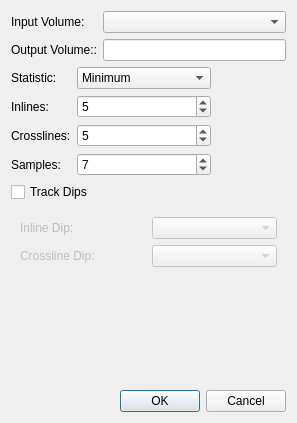
fsoos74/su, file ProzessUI/volumestatisticsdialog.ui: the form before one commit.
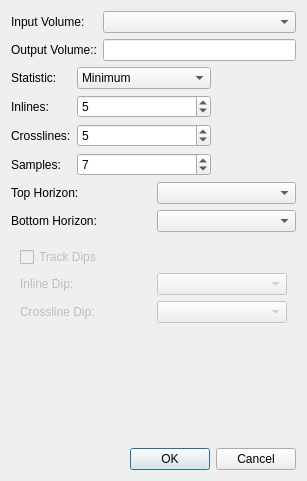
The form after the commit. Icons and pictures are not drawn.

Commit message: volume statistics process uses top/bottom horizon window

```diff
--- a/ProzessUI/volumestatisticsdialog.ui
+++ b/ProzessUI/volumestatisticsdialog.ui
@@ -6,8 +6,8 @@
    <rect>
     <x>0</x>
     <y>0</y>
-    <width>297</width>
-    <height>423</height>
+    <width>307</width>
+    <height>481</height>
    </rect>
   </property>
   <property name="windowTitle">
@@ -186,11 +186,28 @@
     </layout>
    </item>
    <item>
-    <widget class="QCheckBox" name="cbTrackDips">
-     <property name="text">
-      <string>Track Dips</string>
-     </property>
-    </widget>
+    <layout class="QGridLayout" name="gridLayout_4">
+     <item row="0" column="0">
+      <widget class="QLabel" name="label_6">
+       <property name="text">
+        <string>Top Horizon:</string>
+       </property>
+      </widget>
+     </item>
+     <item row="0" column="1">
+      <widget class="QComboBox" name="cbTopHorizon"/>
+     </item>
+     <item row="1" column="0">
+      <widget class="QLabel" name="label_10">
+       <property name="text">
+        <string>Bottom Horizon:</string>
+       </property>
+      </widget>
+     </item>
+     <item row="1" column="1">
+      <widget class="QComboBox" name="cbBottomHorizon"/>
+     </item>
+    </layout>
    </item>
    <item>
     <widget class="QWidget" name="wdDips" native="true">
@@ -198,26 +215,33 @@
       <bool>false</bool>
      </property>
      <layout class="QGridLayout" name="gridLayout_3">
-      <item row="0" column="0">
+      <item row="1" column="0">
        <widget class="QLabel" name="label_4">
         <property name="text">
          <string>Inline Dip:</string>
         </property>
        </widget>
       </item>
-      <item row="0" column="1">
-       <widget class="QComboBox" name="cbIldip"/>
-      </item>
-      <item row="1" column="0">
+      <item row="2" column="0">
        <widget class="QLabel" name="label_5">
         <property name="text">
          <string>Crossline Dip:</string>
         </property>
        </widget>
       </item>
-      <item row="1" column="1">
+      <item row="2" column="1">
        <widget class="QComboBox" name="cbXldip"/>
       </item>
+      <item row="1" column="1">
+       <widget class="QComboBox" name="cbIldip"/>
+      </item>
+      <item row="0" column="0">
+       <widget class="QCheckBox" name="cbTrackDips">
+        <property name="text">
+         <string>Track Dips</string>
+        </property>
+       </widget>
+      </item>
      </layout>
     </widget>
    </item>
```
Left out of the diff: 2 changed lines with no effect on the pictures. The commit also changes 5 other files.
